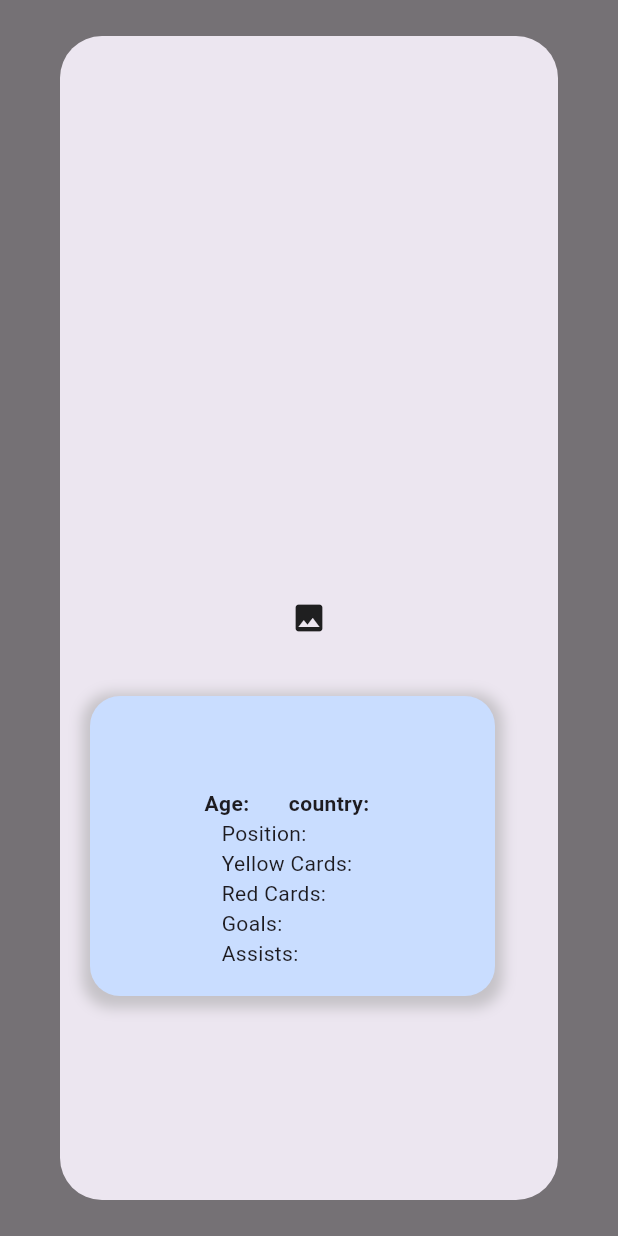
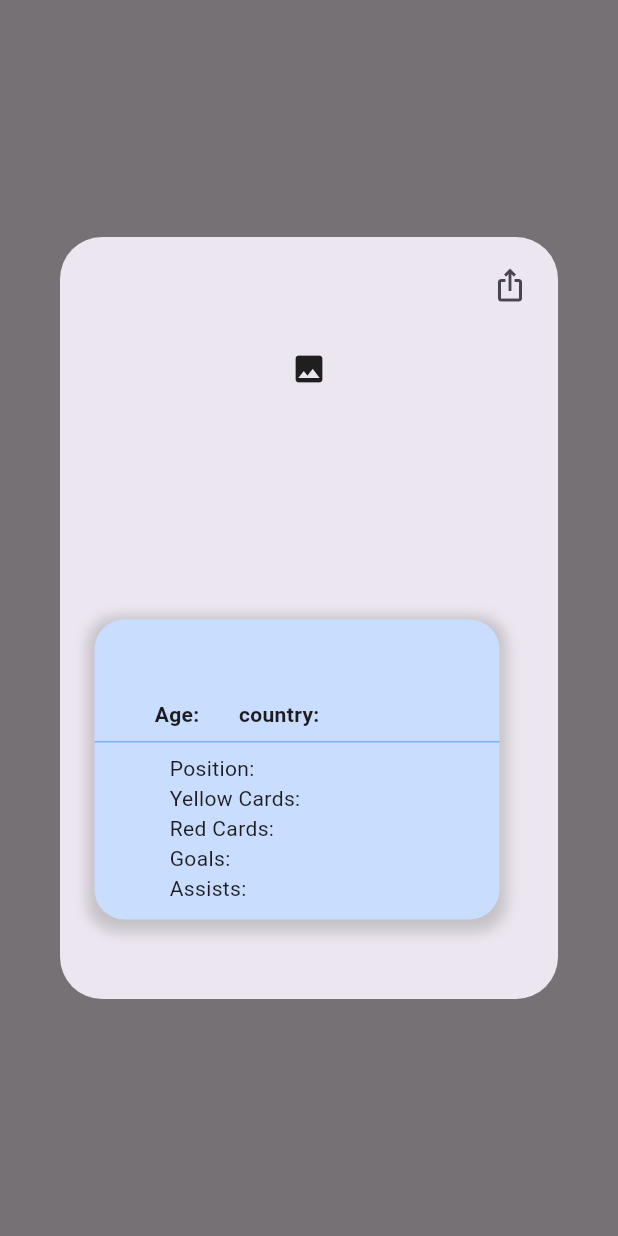
Before and after one commit to ArwaMo/final_project_sportApp_ewa, a Flutter app: what dialog() shows on an empty page, opened directly with empty values, on a phone screen of 412 x 824 dp. Run offline on Flutter 3.47's test engine with Material 3 defaults, Android fonts, the light colour scheme and no system bars; our stand-ins replace bloc, dio, firebase_auth, firebase_core, flutter_bloc, geocoding and 3 more; accounts and stored records are empty; network calls fail.

Commit message:
add icon share for players

```diff
--- a/sport_app_ewa/lib/main.dart
+++ b/sport_app_ewa/lib/main.dart
@@ -5,7 +5,6 @@ import 'package:sport_app_ewa/cubit/get_current_country_cubit.dart';
 import 'package:sport_app_ewa/cubit/get_info_cubit.dart';
 import 'package:sport_app_ewa/cubit/update_bool_value_cubit.dart';
 import 'package:sport_app_ewa/firebase_options.dart';
-import 'package:sport_app_ewa/screens/home/home_screen.dart';
 import 'package:sport_app_ewa/screens/splash/splash_screen.dart';
 
 void main() async {
@@ -25,7 +24,7 @@ class MainApp extends StatelessWidget {
           create: (BuildContext context) => UpdateBoolValueCubit(),
         ),
         BlocProvider<GetInfoCubit>(
-          create: (BuildContext context) => GetInfoCubit(),
+          create: (BuildContext context) => GetInfoCubit().getInfoCountry(),
         ),
         BlocProvider<GetCurrentCountryCubit>(
           create: (BuildContext context) => GetCurrentCountryCubit(),
--- a/sport_app_ewa/lib/screens/countries/countries_screen.dart
+++ b/sport_app_ewa/lib/screens/countries/countries_screen.dart
@@ -63,10 +63,12 @@ class _CountriesScreenState extends State<CountriesScreen> {
       body: BlocBuilder<GetInfoCubit, GetInfoState>(
         builder: (context, state) {
           if (state is GetInfoCountryLoading) {
+            print('GetInfoCountryLoading');
             return Center(
               child: CircularProgressIndicator(),
             );
           } else if (state is GetInfoCountrySuccess) {
+            print('GetInfoCountrySuccess');
             return Padding(
               padding: const EdgeInsets.all(8.0),
               child: SingleChildScrollView(
@@ -100,6 +102,7 @@ class _CountriesScreenState extends State<CountriesScreen> {
                     BlocBuilder<GetCurrentCountryCubit, GetCurrentCountryState>(
                       builder: (context, state) {
                         if (state is GetCurrentCountryLoading) {
+                          print('GetCurrentCountryLoading');
                           return Center(
                             child: LinearProgressIndicator(
                               borderRadius:
@@ -107,6 +110,7 @@ class _CountriesScreenState extends State<CountriesScreen> {
                             ),
                           );
                         } else if (state is GetCurrentCountrySuccess) {
+                          print('GetCurrentCountrySuccess');
                           return RichText(
                             text: TextSpan(
                               text: 'Current Country: ',
@@ -121,6 +125,7 @@ class _CountriesScreenState extends State<CountriesScreen> {
                             ),
                           );
                         } else if (state is GetCurrentCountryError) {
+                          print('GetCurrentCountryError');
                           return Center(
                             child: Text(
                                 'There is an error, your current location cannot be retrieved'),
@@ -225,6 +230,7 @@ class _CountriesScreenState extends State<CountriesScreen> {
               ),
             );
           } else if (state is GetInfoCountryError) {
+            print('GetInfoCountryError');
             return Center(child: Text('Something went wrong'));
           }
           return Center(child: Text('Initial State'));
--- a/sport_app_ewa/lib/screens/players/components/dialog_players.dart
+++ b/sport_app_ewa/lib/screens/players/components/dialog_players.dart
@@ -1,17 +1,20 @@
+// ignore_for_file: prefer_const_constructors
+
 import 'package:flutter/cupertino.dart';
 import 'package:flutter/material.dart';
 import 'package:flutter/painting.dart';
 import 'package:flutter/rendering.dart';
 import 'package:flutter/widgets.dart';
+import 'package:share_plus/share_plus.dart';
 
 dialog(
     BuildContext context,
-    String? name, //
-    String? number, //
+    String? name,
+    String? number,
     String? country,
-    String? image, //
-    String? position, //
-    String? age, //
+    String? image,
+    String? position,
+    String? age,
     String? yellowCardsNum,
     String? redCardsNum,
     String? goals,
@@ -19,11 +22,28 @@ dialog(
   showDialog<String>(
     context: context,
     builder: (BuildContext context) => Dialog(
-      //insetPadding: EdgeInsets.all(10),
-      child: Stack(
+      child: Padding(
+        padding: const EdgeInsets.all(8.0),
+        child: Column(
+          mainAxisSize: MainAxisSize.min,
+          mainAxisAlignment: MainAxisAlignment.center,
           children: [
             Align(
-            alignment: AlignmentDirectional.center,
+                alignment: AlignmentDirectional.topEnd,
+                child: IconButton(
+                    onPressed: () {
+                      Share.share(
+                        'Share $name information',
+                      );
+                    },
+                    icon: Icon(
+                      Icons.ios_share_outlined,
+                    ))),
+            Stack(children: [
+              Align(
+                alignment: AlignmentDirectional.topCenter,
+                child: Padding(
+                  padding: const EdgeInsets.only(top: 20, bottom: 400),
                   child: ClipOval(
                     child: Image.network(
                       image ?? '',
@@ -35,9 +55,10 @@ dialog(
                     ),
                   ),
                 ),
+              ),
               Positioned(
-            top: 440,
-            left: 20,
+                top: 199,
+                left: 15,
                 child: Container(
                   width: 270,
                   height: 200,
@@ -53,6 +74,7 @@ dialog(
                       color: const Color.fromARGB(255, 201, 221, 255),
                       borderRadius: BorderRadius.all(Radius.circular(20))),
                   child: Column(
+                    crossAxisAlignment: CrossAxisAlignment.start,
                     mainAxisAlignment: MainAxisAlignment.center,
                     children: [
                       Row(
@@ -75,8 +97,9 @@ dialog(
                           ),
                         ],
                       ),
-                  Row(
-                    mainAxisAlignment: MainAxisAlignment.center,
+                      Padding(
+                        padding: const EdgeInsets.only(left: 40),
+                        child: Row(
                           children: [
                             Text(
                               'Age:   $age',
@@ -87,13 +110,24 @@ dialog(
                             const SizedBox(
                               width: 15,
                             ),
-                      Text(
+                            Expanded(
+                              flex: 1,
+                              child: Text(
                                 'country:  ${country ?? ''}',
                                 style: TextStyle(fontWeight: FontWeight.bold),
                               ),
+                            ),
                           ],
                         ),
+                      ),
+                      const Divider(
+                        color: Color.fromARGB(255, 127, 174, 255),
+                      ),
                       Column(
+                        children: [
+                          Padding(
+                            padding: const EdgeInsets.symmetric(horizontal: 50),
+                            child: Column(
                               crossAxisAlignment: CrossAxisAlignment.start,
                               children: [
                                 Text('Position:   $position'),
@@ -103,11 +137,16 @@ dialog(
                                 Text('Assists:  ${assists ?? ''}'),
                               ],
                             ),
+                          ),
+                        ],
+                      ),
                     ],
                   ),
                 ),
               )
+            ])
           ],
+        ),
       ),
     ),
   );
--- a/sport_app_ewa/lib/screens/teams_topscorers/teams_topscorers_screen.dart
+++ b/sport_app_ewa/lib/screens/teams_topscorers/teams_topscorers_screen.dart
@@ -93,7 +93,6 @@ class _TeamsTopScorersScreenState extends State<TeamsTopScorersScreen>
                         controller: searchTeams,
                         icon: Icons.search,
                       ),
-                      if (state.teamList != null)
                       Expanded(
                         child: Padding(
                           padding: const EdgeInsets.all(10.0),
@@ -107,7 +106,6 @@ class _TeamsTopScorersScreenState extends State<TeamsTopScorersScreen>
                               final team = state.teamList![index];
                               return InkWell(
                                 onTap: () {
-                                    print('this class teams${team.teamKey}');
                                   Navigator.push(
                                     context,
                                     MaterialPageRoute(
@@ -122,8 +120,7 @@ class _TeamsTopScorersScreenState extends State<TeamsTopScorersScreen>
                                         BorderRadius.all(Radius.circular(20)),
                                   ),
                                   child: Column(
-                                      mainAxisAlignment:
-                                          MainAxisAlignment.center,
+                                    mainAxisAlignment: MainAxisAlignment.center,
                                     children: [
                                       Image.network(
                                         team.teamLogo ?? '',
--- a/sport_app_ewa/lib/views/resulty_view/widgets/share.dart
+++ b/sport_app_ewa/lib/views/resulty_view/widgets/share.dart
@@ -1,5 +1,5 @@
 import 'package:flutter/material.dart';
-import 'package:share/share.dart';
+import 'package:share_plus/share_plus.dart';
 
 class ShareDialog extends StatelessWidget {
   final String contentToShare;
--- a/sport_app_ewa/pubspec.yaml
+++ b/sport_app_ewa/pubspec.yaml
@@ -12,13 +12,13 @@ dependencies:
   firebase_core: ^2.27.2
   flutter:
     sdk: flutter
-  share: ^2.0.4
   flutter_bloc: ^8.1.5
   geocoding: ^3.0.0
   geolocator: ^11.0.0
   google_sign_in: ^6.2.1
   permission_handler: ^11.3.1
   shared_preferences: ^2.2.2
+  share_plus: ^8.0.3
 
 dev_dependencies:
   flutter_test:
```
Also changed, not shown: sport_app_ewa/lib/cubit/get_info_cubit.dart (+2 -5 lines), sport_app_ewa/lib/screens/login/login_screen.dart (+8 -5 lines), sport_app_ewa/lib/services/services.dart (+10 -7 lines), sport_app_ewa/pubspec.lock, 5 other files. Lines whose indentation alone changed are shown as unchanged.
